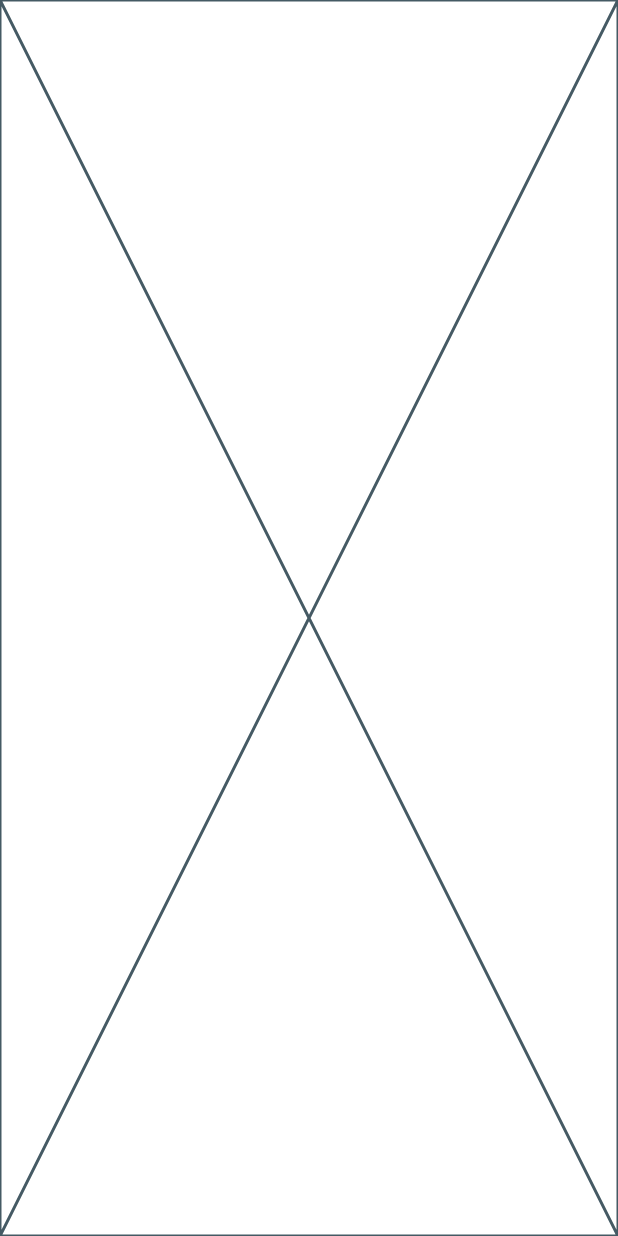
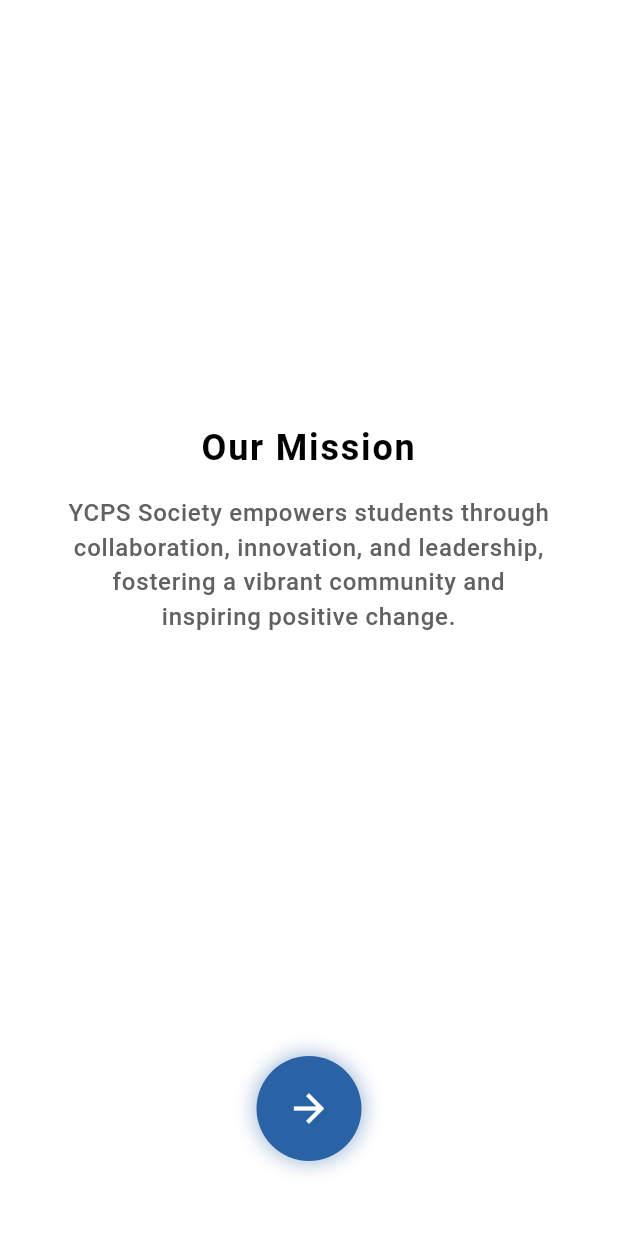
Before and after one commit to Ahad-Khan9076/Event-Management-App, a Flutter app: the screen it shows after launch, on a phone screen of 412 x 824 dp. Run offline on Flutter 3.47's test engine with Material 3 defaults, Android fonts, the phone set to English and light mode, and no system bars.

Commit message:
Splash&onboard

```diff
--- a/lib/main.dart
+++ b/lib/main.dart
@@ -1,4 +1,5 @@
 import 'package:flutter/material.dart';
+import 'package:ycps_society_app/views/onboarding/onboarding_page.dart';
 import 'package:ycps_society_app/views/splash/splash_pagee.dart';
 
 void main() {
@@ -13,7 +14,8 @@ class MyApp extends StatelessWidget {
   Widget build(BuildContext context) {
     return MaterialApp(
       title: 'Flutter Demo',
-      home: const SplashPagee(),
+      home: OnboardingScreen(),
+      debugShowCheckedModeBanner: false,
     );
   }
 }
--- a/lib/utils/constants.dart
+++ b/lib/utils/constants.dart
@@ -0,0 +1,9 @@
+import 'package:flutter/material.dart';
+
+class Constants {
+  static const Color primaryColor = Color.fromARGB(255, 42, 98, 166);
+  static const Color buttonColor = Color(0xFF03DAC5);
+  static const Color backgroundColor = Color(0xFFF5F5F5);
+  static const Color textColor = Color(0xFF000000);
+  static const Color custombuttonColor = Color.fromARGB(255, 42, 98, 166);
+}
--- /dev/null
+++ b/lib/views/onboarding/onboarding_page.dart
@@ -0,0 +1,82 @@
+import 'package:flutter/material.dart';
+import 'package:ycps_society_app/utils/custom_button.dart';
+import 'package:ycps_society_app/utils/constants.dart';
+
+class OnboardingScreen extends StatelessWidget {
+  @override
+  Widget build(BuildContext context) {
+    return Scaffold(
+      backgroundColor: Colors.white, // Set background to white
+      body: Column(
+        mainAxisAlignment: MainAxisAlignment.spaceBetween,
+        children: [
+          Spacer(), // Add space at the top
+
+          // Text Content
+          Column(
+            children: [
+              Text(
+                "Our Mission",
+                textAlign: TextAlign.center,
+                style: TextStyle(
+                  fontSize: 24,
+                  fontWeight: FontWeight.bold,
+                  color: Constants.textColor,
+                  letterSpacing: 1.2,
+                ),
+              ),
+              SizedBox(height: 15),
+              Padding(
+                padding: EdgeInsets.symmetric(horizontal: 40),
+                child: Text(
+                  "YCPS Society empowers students through collaboration, innovation, and leadership, fostering a vibrant community and inspiring positive change.",
+                  textAlign: TextAlign.center,
+                  style: TextStyle(
+                    fontSize: 16,
+                    color: Colors.grey[700], // Light grey text
+                    fontWeight: FontWeight.w500,
+                    letterSpacing: 0.5,
+                  ),
+                ),
+              ),
+            ],
+          ),
+
+          Spacer(), // Add space between text and button
+
+          // Circular Button at the Bottom
+          Padding(
+            padding: const EdgeInsets.only(bottom: 50),
+            child: GestureDetector(
+              onTap: () {
+                print("Onboarding Completed");
+                // Navigate to another screen
+              },
+              child: Container(
+                width: 70,
+                height: 70,
+                decoration: BoxDecoration(
+                  shape: BoxShape.circle,
+                  color: Constants
+                      .custombuttonColor, // Use your app's button color
+                  boxShadow: [
+                    BoxShadow(
+                      color: Constants.custombuttonColor.withOpacity(0.4),
+                      blurRadius: 10,
+                      spreadRadius: 2,
+                    ),
+                  ],
+                ),
+                child: Icon(
+                  Icons.arrow_forward,
+                  color: Colors.white,
+                  size: 30,
+                ),
+              ),
+            ),
+          ),
+        ],
+      ),
+    );
+  }
+}
```
Also changed, not shown: lib/utils/custom_button.dart (added, +80 -0 lines), lib/views/splash/splash_pagee.dart (+32 -9 lines), pubspec.yaml (+4 -4 lines), assets/logo.png (added), assets/ycps_logo.png (added).
